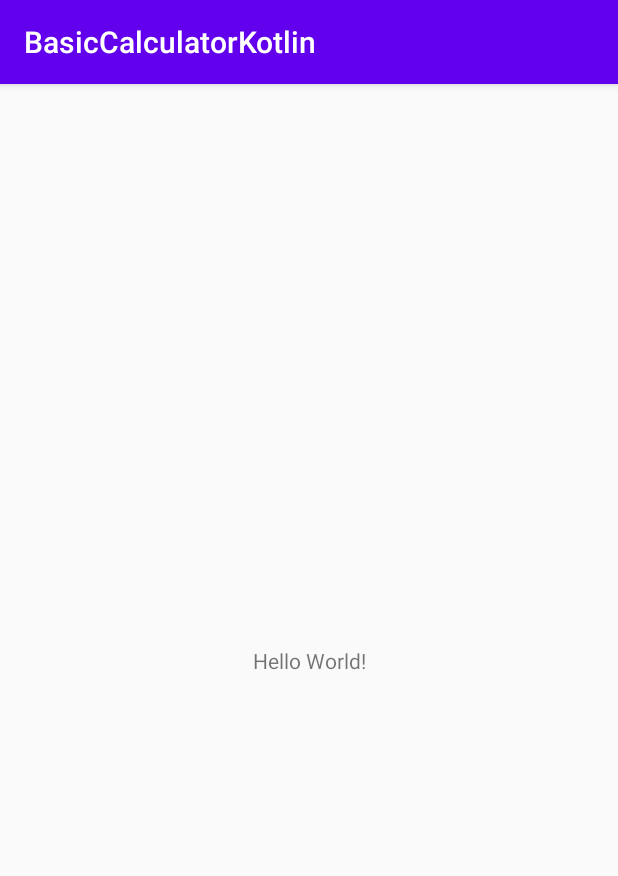
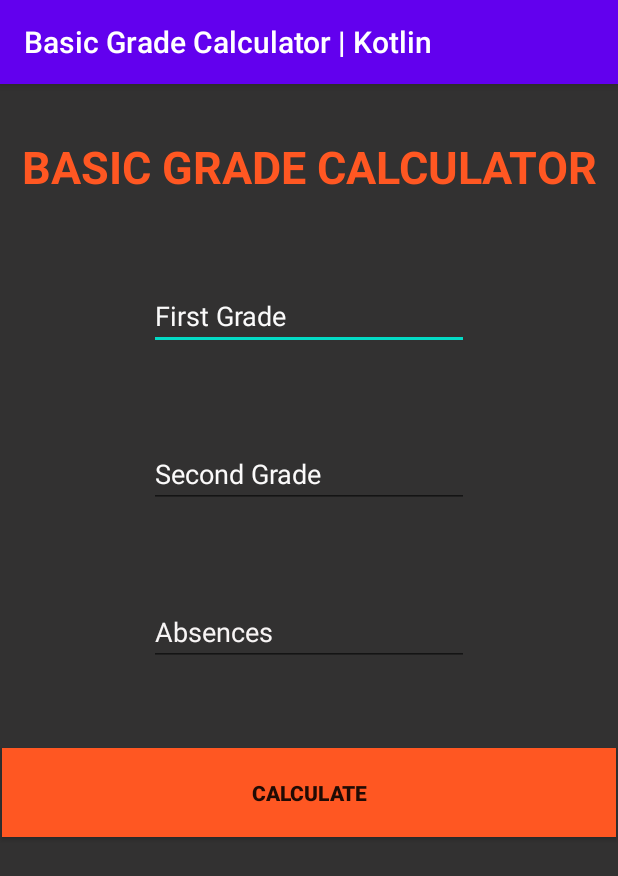
Before and after one commit to leoramos182/Basic-Calculator-Kotlin, an Android app: the screen it shows after launch (MainActivity), on a phone screen of 412 x 824 dp. Shown: the top 876 px of the screen. Run offline under Robolectric (Android 15) with nearby library versions, the phone set to English and light mode, and no system bars.

Commit message:
Finalizado o projeto de calculadora!

```diff
--- a/app/src/main/java/com/example/basiccalculatorkotlin/MainActivity.kt
+++ b/app/src/main/java/com/example/basiccalculatorkotlin/MainActivity.kt
@@ -1,11 +1,42 @@
 package com.example.basiccalculatorkotlin
 
+import android.annotation.SuppressLint
+import android.graphics.Color
 import androidx.appcompat.app.AppCompatActivity
 import android.os.Bundle
+import android.widget.Button
+import android.widget.TextView
+import kotlinx.android.synthetic.main.activity_main.*
 
 class MainActivity : AppCompatActivity() {
+    @SuppressLint("SetTextI18n")
     override fun onCreate(savedInstanceState: Bundle?) {
         super.onCreate(savedInstanceState)
         setContentView(R.layout.activity_main)
+
+        val btCalculate  = button
+        val textResult = result
+
+        btCalculate.setOnClickListener {
+
+            var firstGrade = (Integer.parseInt(first_grade.text.toString())).toDouble()
+            var secondGrade = (Integer.parseInt(second_grade.text.toString())).toDouble()
+            var totalAbsences = Integer.parseInt(absences.text.toString())
+            if(firstGrade > 0 && firstGrade <= 10 && secondGrade > 0 && secondGrade <= 10) {
+                var media = firstGrade.plus(secondGrade) / 2
+                if (media >= 6 && totalAbsences < 10) {
+                    textResult.setText("Status: Approved\nTotal grade: $media\nTotal absences: $totalAbsences")
+                    textResult.setTextColor(Color.GREEN)
+                } else {
+                    textResult.setText("Status: Failed\nTotal grade: $media\nTotal absences: $totalAbsences")
+                    textResult.setTextColor(Color.RED)
+                }
+            }
+            else{
+                textResult.setText("Error!\nIncorrect grade typed!")
+            }
+        }
+
+
     }
 }
--- a/app/src/main/res/layout/activity_main.xml
+++ b/app/src/main/res/layout/activity_main.xml
@@ -4,15 +4,104 @@
     xmlns:tools="http://schemas.android.com/tools"
     android:layout_width="match_parent"
     android:layout_height="match_parent"
+    android:background="#323131"
     tools:context=".MainActivity">
 
     <TextView
+        android:id="@+id/nome_app"
+        android:layout_width="388dp"
+        android:layout_height="39dp"
+        android:layout_marginStart="11dp"
+        android:layout_marginLeft="11dp"
+        android:layout_marginTop="16dp"
+        android:layout_marginEnd="6dp"
+        android:layout_marginRight="6dp"
+        android:layout_marginBottom="676dp"
+        android:text="BASIC GRADE CALCULATOR"
+        android:textColor="#FF5722"
+        android:textSize="30sp"
+        android:textStyle="bold"
+        app:layout_constraintBottom_toBottomOf="parent"
+        app:layout_constraintEnd_toEndOf="parent"
+        app:layout_constraintHorizontal_bias="0.478"
+        app:layout_constraintStart_toStartOf="parent"
+        app:layout_constraintTop_toTopOf="parent" />
+
+    <EditText
+        android:id="@+id/first_grade"
         android:layout_width="wrap_content"
         android:layout_height="wrap_content"
-        android:text="Hello World!"
+        android:layout_marginTop="29dp"
+        android:ems="10"
+        android:hint="First Grade"
+        android:inputType="number"
+        android:textColor="#F6F5F5"
+        android:textColorHint="#FAFAFA"
         app:layout_constraintBottom_toBottomOf="parent"
-        app:layout_constraintLeft_toLeftOf="parent"
-        app:layout_constraintRight_toRightOf="parent"
-        app:layout_constraintTop_toTopOf="parent" />
+        app:layout_constraintEnd_toEndOf="parent"
+        app:layout_constraintStart_toStartOf="parent"
+        app:layout_constraintTop_toBottomOf="@+id/nome_app"
+        app:layout_constraintVertical_bias="0.046"
+        tools:visibility="visible" />
+
+    <EditText
+        android:id="@+id/second_grade"
+        android:layout_width="wrap_content"
+        android:layout_height="wrap_content"
+        android:layout_marginTop="60dp"
+        android:ems="10"
+        android:hint="Second Grade"
+        android:inputType="number"
+        android:textColor="#FFFFFF"
+        android:textColorHint="#FBFAFA"
+        app:layout_constraintEnd_toEndOf="parent"
+        app:layout_constraintStart_toStartOf="parent"
+        app:layout_constraintTop_toBottomOf="@+id/first_grade" />
+
+    <EditText
+        android:id="@+id/absences"
+        android:layout_width="wrap_content"
+        android:layout_height="wrap_content"
+        android:layout_marginTop="60dp"
+        android:ems="10"
+        android:hint="Absences"
+        android:inputType="number"
+        android:textColor="#FFFFFF"
+        android:textColorHint="#F8F5F5"
+        app:layout_constraintEnd_toEndOf="parent"
+        app:layout_constraintStart_toStartOf="parent"
+        app:layout_constraintTop_toBottomOf="@+id/second_grade" />
+
+    <Button
+        android:id="@+id/button"
+        android:layout_width="409dp"
+        android:layout_height="59dp"
+        android:layout_marginStart="1dp"
+        android:layout_marginLeft="1dp"
+        android:layout_marginEnd="1dp"
+        android:layout_marginRight="1dp"
+        android:background="#FF5722"
+        android:text="@string/calculate"
+        android:textStyle="bold"
+        app:layout_constraintBottom_toBottomOf="parent"
+        app:layout_constraintEnd_toEndOf="parent"
+        app:layout_constraintHorizontal_bias="1.0"
+        app:layout_constraintStart_toStartOf="parent"
+        app:layout_constraintTop_toBottomOf="@+id/absences"
+        app:layout_constraintVertical_bias="0.17" />
+
+    <TextView
+        android:id="@+id/result"
+        android:layout_width="288dp"
+        android:layout_height="189dp"
+        android:gravity="center"
+        android:textColor="#FFFFFF"
+        android:textSize="24sp"
+        app:layout_constraintBottom_toBottomOf="parent"
+        app:layout_constraintEnd_toEndOf="parent"
+        app:layout_constraintStart_toStartOf="parent"
+        app:layout_constraintTop_toBottomOf="@+id/button"
+        app:layout_constraintVertical_bias="0.392" />
+
 
 </androidx.constraintlayout.widget.ConstraintLayout>
--- a/app/src/main/res/values/strings.xml
+++ b/app/src/main/res/values/strings.xml
@@ -1,3 +1,7 @@
 <resources>
-    <string name="app_name">BasicCalculatorKotlin</string>
+    <string name="app_name">Basic Grade Calculator | Kotlin</string>
+    <string name="nome_app">Nome App</string>
+    <string name="calculate">Calculate</string>
+    <string name="first_grade">First Grade</string>
+    <string name="second_grade">Second Grade</string>
 </resources>
```
